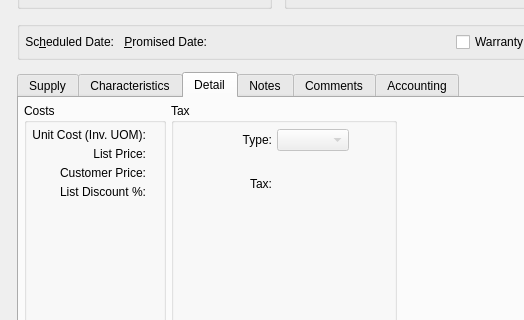
Before: the Qt Designer form guiclient/salesOrderItem.ui in Pegasus-RPG/xtuple-client, drawn with Qt 5; both pictures show x 0 to 524 and y 237 to 557 of the 647 by 679 pixel window.
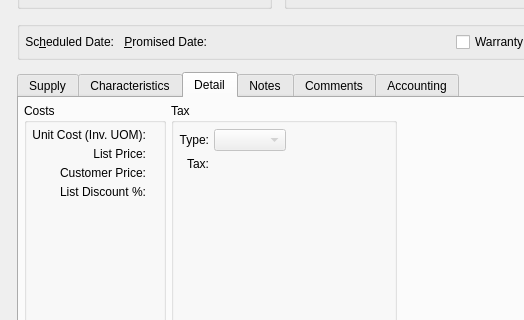
After: the same form once the commit is applied. The open tabs and pages were chosen to show the change. Custom widgets are drawn as their Qt base class.

```diff
--- a/guiclient/salesOrderItem.ui
+++ b/guiclient/salesOrderItem.ui
@@ -1592,24 +1592,7 @@
               </item>
              </layout>
             </item>
-            <item row="1" column="1">
-             <layout class="QHBoxLayout">
-              <item>
-               <spacer>
-                <property name="orientation">
-                 <enum>Qt::Horizontal</enum>
-                </property>
-                <property name="sizeHint" stdset="0">
-                 <size>
-                  <width>40</width>
-                  <height>20</height>
-                 </size>
-                </property>
-               </spacer>
-              </item>
-             </layout>
-            </item>
-            <item row="2" column="0">
+            <item row="1" column="0">
              <widget class="XURLLabel" name="_taxLit">
               <property name="text">
                <string>Tax:</string>
@@ -1622,27 +1605,14 @@
               </property>
              </widget>
             </item>
-            <item row="2" column="1">
+            <item row="1" column="1">
              <widget class="CurrCluster" name="_tax">
               <property name="enabled">
                <bool>false</bool>
               </property>
              </widget>
             </item>
-            <item row="3" column="0">
-             <spacer>
-              <property name="orientation">
-               <enum>Qt::Horizontal</enum>
-              </property>
-              <property name="sizeHint" stdset="0">
-               <size>
-                <width>40</width>
-                <height>20</height>
-               </size>
-              </property>
-             </spacer>
-            </item>
-            <item row="4" column="0">
+            <item row="2" column="0">
              <spacer>
               <property name="orientation">
                <enum>Qt::Vertical</enum>
```
